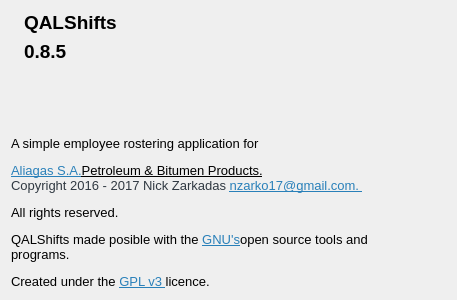
The window that AlShifts/aboutdialog.ui (nzarko/qalshifts) describes before a commit, drawn with Qt 5.
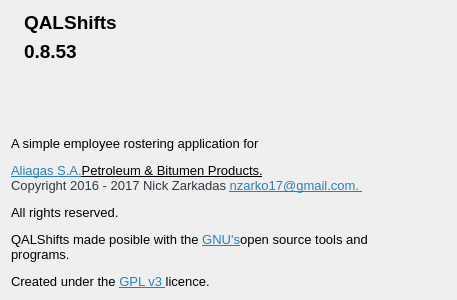
The same window after the commit. Icons and pictures are not drawn.

Patch:
```diff
--- a/AlShifts/aboutdialog.ui
+++ b/AlShifts/aboutdialog.ui
@@ -55,7 +55,7 @@
             </sizepolicy>
            </property>
            <property name="text">
-            <string>&lt;html&gt;&lt;head/&gt;&lt;body&gt;&lt;p&gt;&lt;span style=&quot; font-size:14pt; font-weight:600;&quot;&gt;0.8.5&lt;/span&gt;&lt;/p&gt;&lt;/body&gt;&lt;/html&gt;</string>
+            <string>&lt;html&gt;&lt;head/&gt;&lt;body&gt;&lt;p&gt;&lt;span style=&quot; font-size:14pt; font-weight:600;&quot;&gt;0.8.53&lt;/span&gt;&lt;/p&gt;&lt;/body&gt;&lt;/html&gt;</string>
            </property>
            <property name="scaledContents">
             <bool>true</bool>
```
